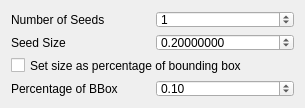
Old version of the form src/Interface/Modules/Fields/GeneratePointSamplesFromField.ui in the repository SCIInstitute/SCIRun.
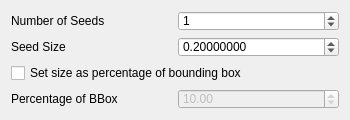
New version of the form.

Patch:
```diff
--- a/src/Interface/Modules/Fields/GeneratePointSamplesFromField.ui
+++ b/src/Interface/Modules/Fields/GeneratePointSamplesFromField.ui
@@ -6,14 +6,14 @@
    <rect>
     <x>0</x>
     <y>0</y>
-    <width>305</width>
-    <height>108</height>
+    <width>350</width>
+    <height>120</height>
    </rect>
   </property>
   <property name="minimumSize">
    <size>
-    <width>300</width>
-    <height>81</height>
+    <width>350</width>
+    <height>120</height>
    </size>
   </property>
   <property name="windowTitle">
@@ -59,14 +59,17 @@
    </item>
    <item row="3" column="1">
     <widget class="QDoubleSpinBox" name="bboxScaleDoubleSpinBox_">
+     <property name="enabled">
+      <bool>false</bool>
+     </property>
      <property name="maximum">
-      <double>1.000000000000000</double>
+      <double>100.000000000000000</double>
      </property>
      <property name="singleStep">
       <double>0.050000000000000</double>
      </property>
      <property name="value">
-      <double>0.100000000000000</double>
+      <double>10.000000000000000</double>
      </property>
     </widget>
    </item>
```
Left out of the diff: 2 changed lines with no effect on the pictures.
